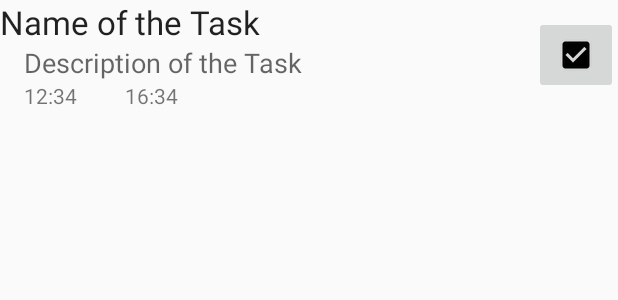
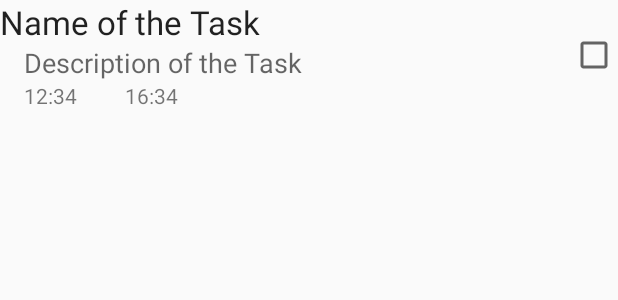
Before and after one commit to arjunswaj/ToDoMaterial, an Android app: the layout task_item.xml on its own in the app's theme, with its tools: preview values and no code run, on a phone screen of 412 x 824 dp. Shown: the top 300 px of the screen. Run offline under Robolectric (Android 15) with nearby library versions, the phone set to English and light mode, and no system bars.

```diff
--- a/app/src/main/res/layout/incomplete_task_item.xml
+++ b/app/src/main/res/layout/task_item.xml
@@ -9,8 +9,8 @@
         android:layout_width="match_parent"
         android:layout_height="wrap_content"
         android:layout_alignParentTop="true"
-        android:layout_toLeftOf="@+id/mark_complete"
-        android:layout_toStartOf="@+id/mark_complete"
+        android:layout_toLeftOf="@+id/complete"
+        android:layout_toStartOf="@+id/complete"
         android:text="@string/task_name"/>
 
     <TextView
@@ -21,8 +21,8 @@
         android:layout_below="@+id/task_name"
         android:layout_marginLeft="@dimen/task_description_vertical_margin"
         android:layout_marginRight="@dimen/task_description_vertical_margin"
-        android:layout_toLeftOf="@+id/mark_complete"
-        android:layout_toStartOf="@+id/mark_complete"
+        android:layout_toLeftOf="@+id/complete"
+        android:layout_toStartOf="@+id/complete"
         android:text="@string/task_description"/>
 
     <TextView
@@ -46,17 +46,16 @@
         android:layout_marginLeft="@dimen/task_time_vertical_margin"
         android:layout_marginRight="@dimen/task_time_vertical_margin"
         android:layout_toEndOf="@+id/task_start_time"
-        android:layout_toLeftOf="@+id/mark_complete"
+        android:layout_toLeftOf="@+id/complete"
         android:layout_toRightOf="@+id/task_start_time"
-        android:layout_toStartOf="@+id/mark_complete"
+        android:layout_toStartOf="@+id/complete"
         android:text="@string/task_end_time"/>
 
-    <ImageButton
-        android:id="@+id/mark_complete"
+    <CheckBox
+        android:id="@+id/complete"
         android:layout_width="wrap_content"
         android:layout_height="wrap_content"
         android:layout_alignParentEnd="true"
         android:layout_alignParentRight="true"
-        android:layout_centerVertical="true"
-        android:src="@drawable/abc_btn_check_to_on_mtrl_015"/>
+        android:layout_centerVertical="true"/>
 </RelativeLayout>
```
Also changed, not shown: app/src/main/java/com/asb/todo/facade/DataLoader.java (added, +12 -0 lines), app/src/main/java/com/asb/todo/facade/impl/CompletedTasksDataLoader.java (added, +22 -0 lines), app/src/main/java/com/asb/todo/facade/impl/CurrentTasksDataLoader.java (added, +22 -0 lines), app/src/main/java/com/asb/todo/facade/impl/NewTasksDataLoader.java (added, +22 -0 lines), app/src/main/java/com/asb/todo/facade/impl/PendingTasksDataLoader.java (added, +22 -0 lines), app/src/main/java/com/asb/todo/ui/adapters/TasksAdapter.java (added, +75 -0 lines), app/src/main/java/com/asb/todo/ui/loaders/TasksLoader.java (added, +25 -0 lines).
